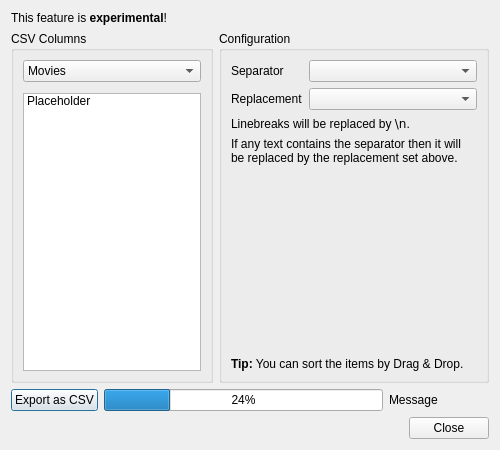
Above: src/ui/export/CsvExportDialog.ui from Komet/MediaElch before the change. Below: the same form after it.
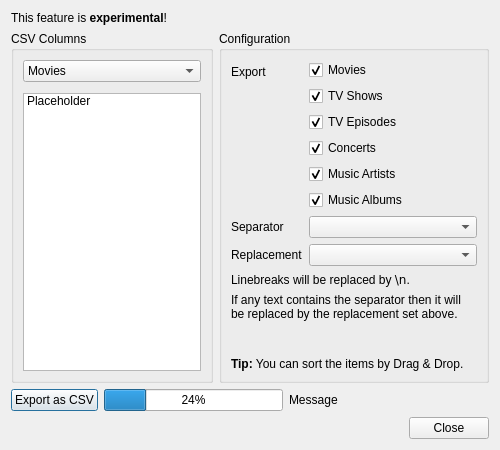
That is the form after the change. Custom widgets are drawn as their Qt base class.

Commit message:
[CsvExport] Use QTextStream to avoid creating huge strings
If there are thousands of movies or shows/episodes, the CSV files may
become huge.  Writing to a string may be too much so we use a
QTextStream which directly writes to the output file.

```diff
--- a/src/ui/export/CsvExportDialog.ui
+++ b/src/ui/export/CsvExportDialog.ui
@@ -241,13 +241,84 @@
         <item>
          <layout class="QFormLayout" name="formLayout">
           <item row="0" column="0">
+           <widget class="QLabel" name="lblExportTypes">
+            <property name="text">
+             <string>Export</string>
+            </property>
+           </widget>
+          </item>
+          <item row="0" column="1">
+           <layout class="QVBoxLayout" name="verticalLayout_2">
+            <item>
+             <widget class="QCheckBox" name="checkMovies">
+              <property name="text">
+               <string>Movies</string>
+              </property>
+              <property name="checked">
+               <bool>true</bool>
+              </property>
+             </widget>
+            </item>
+            <item>
+             <widget class="QCheckBox" name="checkTvShows">
+              <property name="text">
+               <string>TV Shows</string>
+              </property>
+              <property name="checked">
+               <bool>true</bool>
+              </property>
+             </widget>
+            </item>
+            <item>
+             <widget class="QCheckBox" name="checkTvEpisodes">
+              <property name="text">
+               <string>TV Episodes</string>
+              </property>
+              <property name="checked">
+               <bool>true</bool>
+              </property>
+             </widget>
+            </item>
+            <item>
+             <widget class="QCheckBox" name="checkConcerts">
+              <property name="text">
+               <string>Concerts</string>
+              </property>
+              <property name="checked">
+               <bool>true</bool>
+              </property>
+             </widget>
+            </item>
+            <item>
+             <widget class="QCheckBox" name="checkMusicArtists">
+              <property name="text">
+               <string>Music Artists</string>
+              </property>
+              <property name="checked">
+               <bool>true</bool>
+              </property>
+             </widget>
+            </item>
+            <item>
+             <widget class="QCheckBox" name="checkMusicAlbums">
+              <property name="text">
+               <string>Music Albums</string>
+              </property>
+              <property name="checked">
+               <bool>true</bool>
+              </property>
+             </widget>
+            </item>
+           </layout>
+          </item>
+          <item row="1" column="0">
            <widget class="QLabel" name="lblSeparator">
             <property name="text">
              <string>Separator</string>
             </property>
            </widget>
           </item>
-          <item row="0" column="1">
+          <item row="1" column="1">
            <widget class="QComboBox" name="separator">
             <property name="minimumSize">
              <size>
@@ -257,14 +328,14 @@
             </property>
            </widget>
           </item>
-          <item row="1" column="0">
+          <item row="2" column="0">
            <widget class="QLabel" name="lblReplacement">
             <property name="text">
              <string>Replacement</string>
             </property>
            </widget>
           </item>
-          <item row="1" column="1">
+          <item row="2" column="1">
            <widget class="QComboBox" name="replacement">
             <property name="minimumSize">
              <size>
@@ -347,7 +418,7 @@
       <widget class="MessageLabel" name="lblMessage">
        <property name="minimumSize">
         <size>
-         <width>100</width>
+         <width>200</width>
          <height>0</height>
         </size>
        </property>
```
The commit also changes 4 other files.
